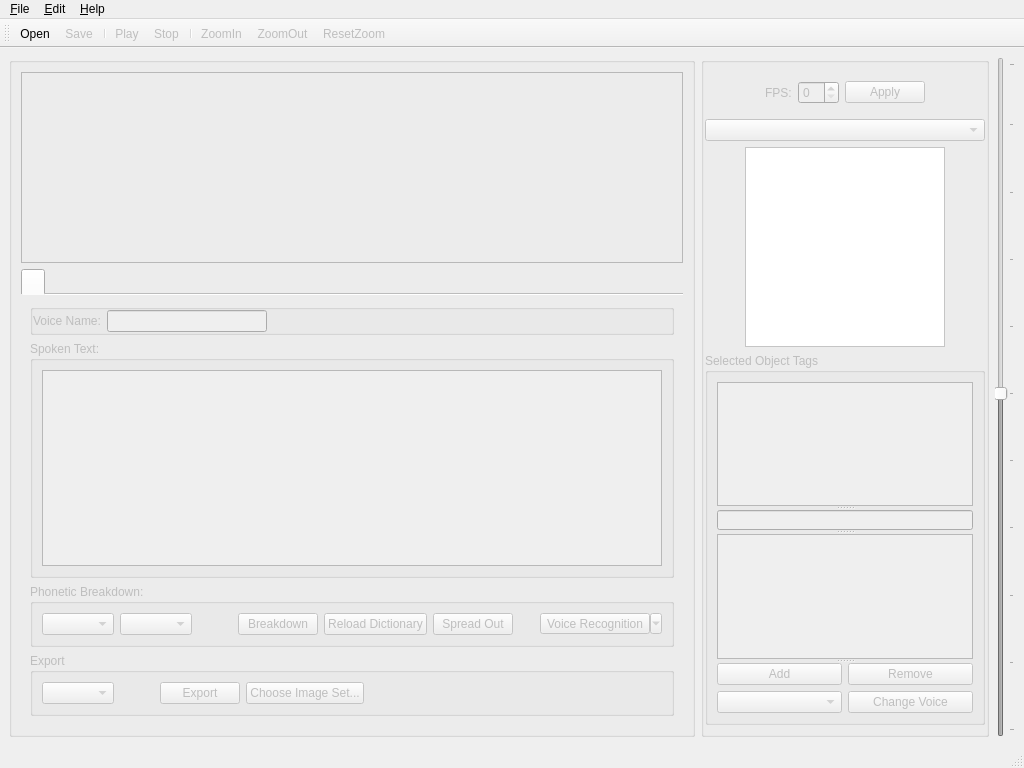
Before: the Qt Designer form rsrc/papagayo-ng2.ui in morevnaproject-org/papagayo-ng, drawn with Qt 5.
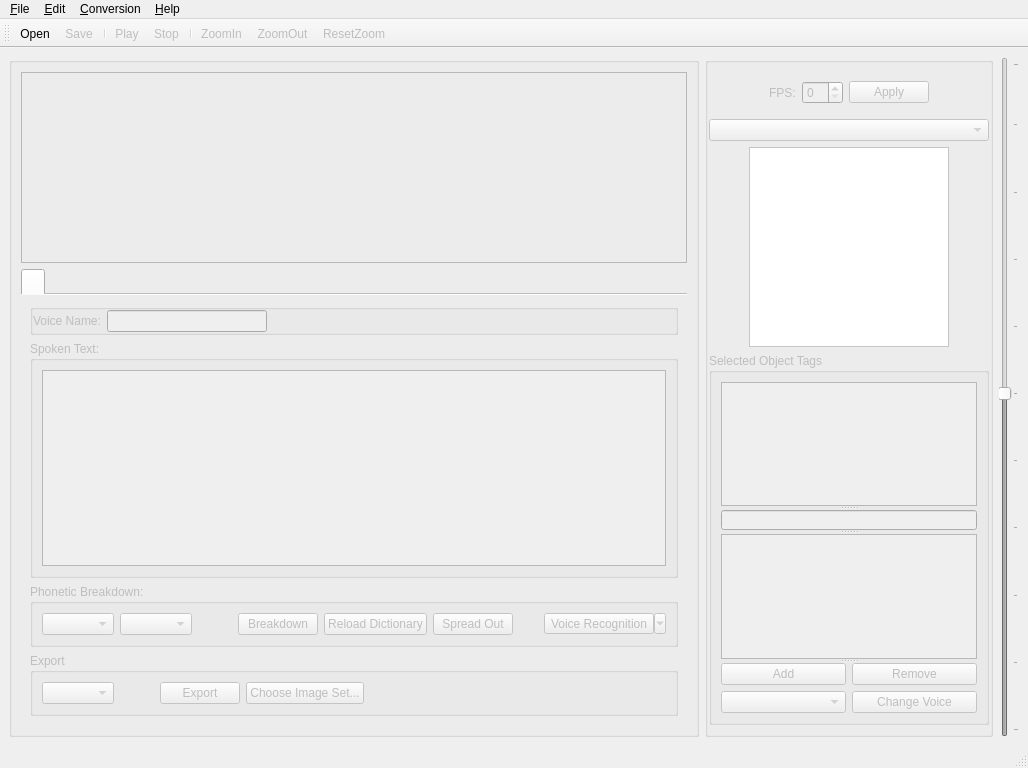
After: the same form once the commit is applied. Icons and pictures are not drawn. Custom widgets are drawn as their Qt base class.

Commit message: Fix moving and resizing of Objects on the right end. Fix Converting between Phonemesets, you might want to use the new "Select as Current Set" Option to tell Papagayo-NG what you currently use. This is because the Projects don't save this information, I will add this to the new .pg2 format, but this can't be added to the old one for compability reasons.

What changed in the file:
```diff
--- a/rsrc/papagayo-ng2.ui
+++ b/rsrc/papagayo-ng2.ui
@@ -6,7 +6,7 @@
    <rect>
     <x>0</x>
     <y>0</y>
-    <width>1024</width>
+    <width>1028</width>
     <height>768</height>
    </rect>
   </property>
@@ -675,7 +675,7 @@
     <rect>
      <x>0</x>
      <y>0</y>
-     <width>1024</width>
+     <width>1028</width>
      <height>21</height>
     </rect>
    </property>
@@ -708,8 +708,16 @@
     <addaction name="action_help_topics"/>
     <addaction name="action_about_papagayo_ng"/>
    </widget>
+   <widget class="QMenu" name="menu_Conversion">
+    <property name="title">
+     <string>&amp;Conversion</string>
+    </property>
+    <addaction name="action_convert_phonemes"/>
+    <addaction name="action_select_as_current_set"/>
+   </widget>
    <addaction name="menu_file"/>
    <addaction name="menu_edit"/>
+   <addaction name="menu_Conversion"/>
    <addaction name="menu_help"/>
   </widget>
   <widget class="QStatusBar" name="statusbar">
```
Left out of the diff: 16 changed lines with no effect on the pictures. The commit also changes 2 other files.
